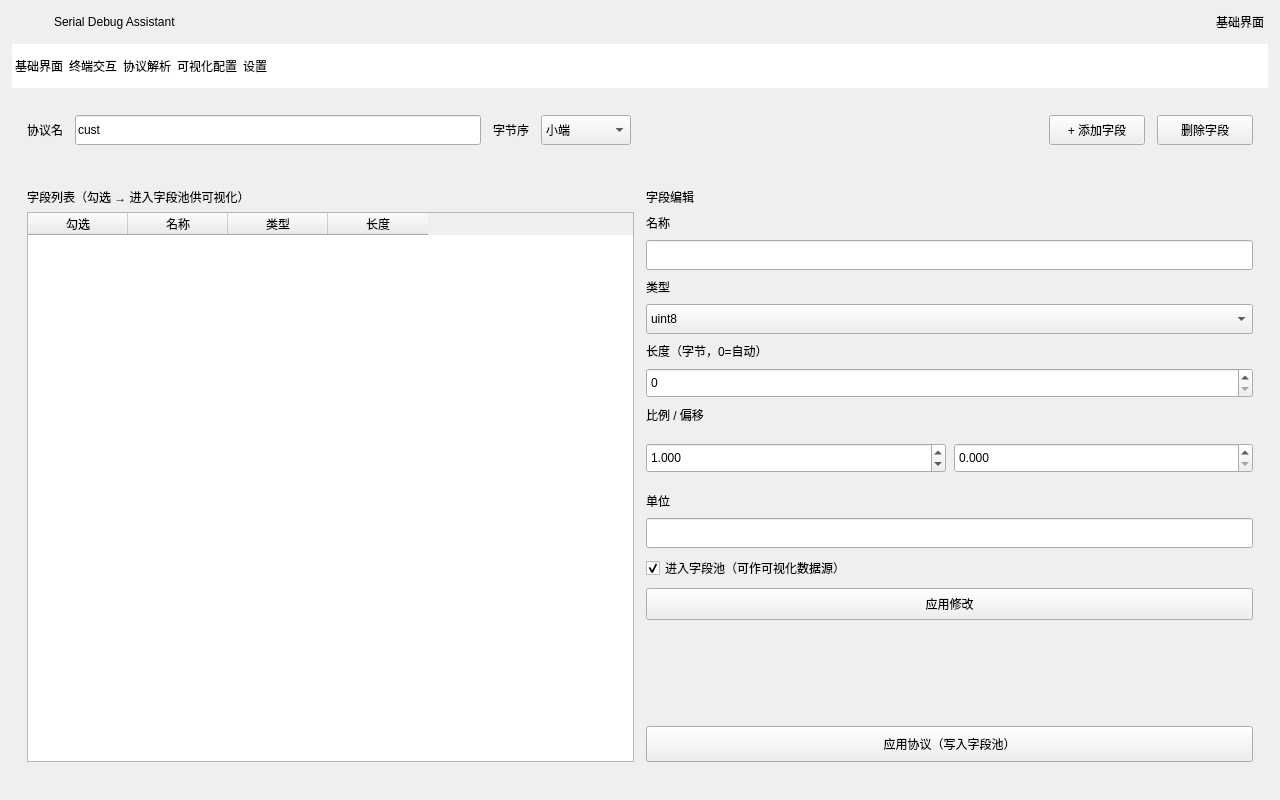
Above: uart_interface.ui from ZefengWang/qtSerial before the change. Below: the same form after it.
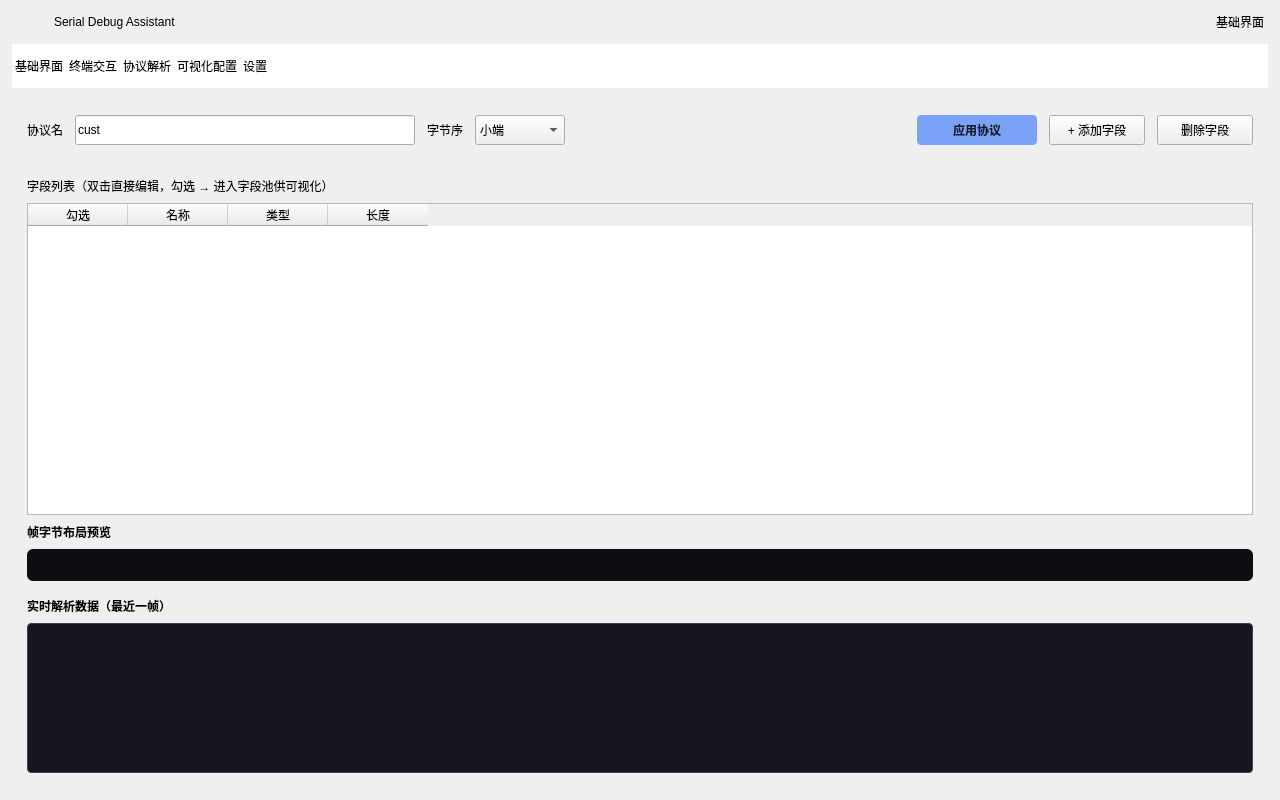
That is the form after the change. The open tabs and pages were chosen to show the change. Icons and pictures are not drawn.

Commit message:
feat: 协议解析页重构+串口UI联动+service层接入
- 移除 system 主题选项，只保留 dark/light，默认 dark
- 协议解析页：移除右侧编辑面板，表格直接可编辑（双击）
- 帧布局预览移至字段列表下方，修复垂直留白问题
- 新增实时解析数据显示（frameReceived 信号接入）
- 串口信号槽全连通：打开/关闭/发送/接收/RX速率/TX计数/连接状态
- 外部断开检测：connectionChanged 信号同步 UI 状态
- 波特率变更实时同步 worker_->config()
- ViewManager 服务层接入：视图类型互斥切换、绑定管理、协议变更校验
- 协议应用后自动校验已有视图绑定字段是否失效

The edit to the form file:
```diff
--- a/uart_interface.ui
+++ b/uart_interface.ui
@@ -1485,6 +1485,22 @@
                 </property>
                </spacer>
               </item>
+              <item>
+               <widget class="QPushButton" name="applySchemaButton">
+                <property name="minimumSize">
+                 <size>
+                  <width>120</width>
+                  <height>30</height>
+                 </size>
+                </property>
+                <property name="styleSheet">
+                 <string notr="true">background-color: #7aa2f7; color: #1a1b26; font-weight: 600; border: none; border-radius: 4px;</string>
+                </property>
+                <property name="text">
+                 <string>应用协议</string>
+                </property>
+               </widget>
+              </item>
               <item>
                <widget class="QPushButton" name="addFieldButton">
                 <property name="minimumSize">
@@ -1514,327 +1530,170 @@
              </layout>
             </widget>
            </item>
-           <item>
+           
+<item>
             <widget class="QWidget" name="protoContentWidget">
-             <layout class="QHBoxLayout" name="protoContentLayout">
+             <layout class="QVBoxLayout" name="protoContentLayout">
               <property name="spacing">
-               <number>12</number>
+               <number>8</number>
               </property>
               <item>
-               <widget class="QWidget" name="protoListWidget">
+               <widget class="QLabel" name="protoFieldsLabel">
+                <property name="text">
+                 <string>字段列表（双击直接编辑，勾选 → 进入字段池供可视化）</string>
+                </property>
+               </widget>
+              </item>
+              <item>
+               <widget class="QTableWidget" name="protoTable">
                 <property name="sizePolicy">
                  <sizepolicy hsizetype="Expanding" vsizetype="Expanding">
-                  <horstretch>1</horstretch>
-                  <verstretch>0</verstretch>
+                  <horstretch>0</horstretch>
+                  <verstretch>2</verstretch>
                  </sizepolicy>
                 </property>
-                <layout class="QVBoxLayout" name="protoListLayout">
-                 <property name="spacing">
-                  <number>6</number>
+                <property name="selectionBehavior">
+                 <enum>QAbstractItemView::SelectRows</enum>
+                </property>
+                <property name="editTriggers">
+                 <set>QAbstractItemView::DoubleClicked|QAbstractItemView::EditKeyPressed|QAbstractItemView::AnyKeyPressed</set>
+                </property>
+                <column>
+                 <property name="text">
+                  <string>勾选</string>
                  </property>
+                </column>
+                <column>
+                 <property name="text">
+                  <string>名称</string>
+                 </property>
+                </column>
+                <column>
+                 <property name="text">
+                  <string>类型</string>
+                 </property>
+                </column>
+                <column>
+                 <property name="text">
+                  <string>长度</string>
+                 </property>
+                </column>
+               </widget>
+              </item>
+              <item>
+               <widget class="QLabel" name="framePreviewTitle">
+                <property name="text">
+                 <string>帧字节布局预览</string>
+                </property>
+                <property name="font">
+                 <font>
+                  <pointsize>9</pointsize>
+                  <bold>true</bold>
+                 </font>
+                </property>
+               </widget>
+              </item>
+              <item>
+               <widget class="QWidget" name="framePreviewBar" native="true">
+                <property name="minimumSize">
+                 <size>
+                  <width>0</width>
+                  <height>32</height>
+                 </size>
+                </property>
+                <property name="maximumSize">
+                 <size>
+                  <width>16777215</width>
+                  <height>40</height>
+                 </size>
+                </property>
+                <property name="styleSheet">
+                 <string notr="true">background: #0d0d14; border: 1px solid rgba(255,255,255,.15); border-radius: 6px;</string>
+                </property>
+                <layout class="QHBoxLayout" name="framePreviewBarLayout">
                  <property name="leftMargin">
-                  <number>0</number>
+                  <number>2</number>
                  </property>
+                 <property name="topMargin">
+                  <number>2</number>
+                 </property>
                  <property name="rightMargin">
-                  <number>0</number>
+                  <number>2</number>
                  </property>
-                 <item>
-                  <widget class="QLabel" name="protoFieldsLabel">
-                   <property name="text">
-                    <string>字段列表（勾选 → 进入字段池供可视化）</string>
-                   </property>
-                  </widget>
-                 </item>
-                 <item>
-                  <widget class="QTableWidget" name="protoTable">
-                   <property name="sizePolicy">
-                    <sizepolicy hsizetype="Expanding" vsizetype="Expanding">
-                     <horstretch>0</horstretch>
-                     <verstretch>0</verstretch>
-                    </sizepolicy>
-                   </property>
-                   <property name="selectionBehavior">
-                    <enum>QAbstractItemView::SelectRows</enum>
-                   </property>
-                   <column>
-                    <property name="text">
-                     <string>勾选</string>
-                    </property>
-                   </column>
-                   <column>
-                    <property name="text">
-                     <string>名称</string>
-                    </property>
-                   </column>
-                   <column>
-                    <property name="text">
-                     <string>类型</string>
-                    </property>
-                   </column>
-                   <column>
-                    <property name="text">
-                     <string>长度</string>
-                    </property>
-                   </column>
-                  </widget>
-                 </item>
+                 <property name="bottomMargin">
+                  <number>2</number>
+                 </property>
                 </layout>
                </widget>
               </item>
               <item>
-               <widget class="QWidget" name="protoEditWidget">
-                <property name="sizePolicy">
-                 <sizepolicy hsizetype="Expanding" vsizetype="Expanding">
-                  <horstretch>1</horstretch>
-                  <verstretch>0</verstretch>
-                 </sizepolicy>
+               <widget class="QWidget" name="framePreviewLegend" native="true">
+                <property name="maximumSize">
+                 <size>
+                  <width>16777215</width>
+                  <height>24</height>
+                 </size>
                 </property>
-                <layout class="QVBoxLayout" name="protoEditLayout">
-                 <property name="spacing">
-                  <number>8</number>
-                 </property>
+                <property name="styleSheet">
+                 <string notr="true">background: transparent;</string>
+                </property>
+                <layout class="QHBoxLayout" name="framePreviewLegendLayout">
                  <property name="leftMargin">
                   <number>0</number>
                  </property>
+                 <property name="topMargin">
+                  <number>0</number>
+                 </property>
                  <property name="rightMargin">
                   <number>0</number>
                  </property>
-                 <item>
-                  <widget class="QLabel" name="fieldEditLabel">
-                   <property name="text">
-                    <string>字段编辑</string>
-                   </property>
-                  </widget>
-                 </item>
-                 <item>
-                  <widget class="QLabel" name="fieldNameLabel">
-                   <property name="text">
-                    <string>名称</string>
-                   </property>
-                  </widget>
-                 </item>
-                 <item>
-                  <widget class="QLineEdit" name="fieldNameEdit">
-                   <property name="minimumSize">
-                    <size>
-                     <width>0</width>
-                     <height>30</height>
-                    </size>
-                   </property>
-                  </widget>
-                 </item>
-                 <item>
-                  <widget class="QLabel" name="fieldTypeLabel">
-                   <property name="text">
-                    <string>类型</string>
-                   </property>
-                  </widget>
-                 </item>
-                 <item>
-                  <widget class="QComboBox" name="fieldTypeCombo">
-                   <property name="minimumSize">
-                    <size>
-                     <width>0</width>
-                     <height>30</height>
-                    </size>
-                   </property>
-                   <item>
-                    <property name="text">
-                     <string>uint8</string>
-                    </property>
-                   </item>
-                   <item>
-                    <property name="text">
-                     <string>uint16</string>
-                    </property>
-                   </item>
-                   <item>
-                    <property name="text">
-                     <string>uint32</string>
-                    </property>
-                   </item>
-                   <item>
-                    <property name="text">
-                     <string>int8</string>
-                    </property>
-                   </item>
-                   <item>
-                    <property name="text">
-                     <string>int16</string>
-                    </property>
-                   </item>
-                   <item>
-                    <property name="text">
-                     <string>int32</string>
-                    </property>
-                   </item>
-                   <item>
-                    <property name="text">
-                     <string>float</string>
-                    </property>
-                   </item>
-                   <item>
-                    <property name="text">
-                     <string>double</string>
-                    </property>
-                   </item>
-                   <item>
-                    <property name="text">
-                     <string>bool</string>
-                    </property>
-                   </item>
-                   <item>
-                    <property name="text">
-                     <string>padding</string>
-                    </property>
-                   </item>
-                  </widget>
-                 </item>
-                 <item>
-                  <widget class="QLabel" name="fieldLengthLabel">
-                   <property name="text">
-                    <string>长度（字节，0=自动）</string>
-                   </property>
-                  </widget>
-                 </item>
-                 <item>
-                  <widget class="QSpinBox" name="fieldLengthSpin">
-                   <property name="minimumSize">
-                    <size>
-                     <width>0</width>
-                     <height>30</height>
-                    </size>
-                   </property>
-                   <property name="maximum">
-                    <number>64</number>
-                   </property>
-                  </widget>
-                 </item>
-                 <item>
-                  <widget class="QLabel" name="fieldScaleLabel">
-                   <property name="text">
-                    <string>比例 / 偏移</string>
-                   </property>
-                  </widget>
-                 </item>
-                 <item>
-                  <widget class="QWidget" name="fieldScaleWidget">
-                   <layout class="QHBoxLayout" name="fieldScaleLayout">
-                    <property name="spacing">
-                     <number>8</number>
-                    </property>
-                    <property name="leftMargin">
-                     <number>0</number>
-                    </property>
-                    <property name="rightMargin">
-                     <number>0</number>
-                    </property>
-                    <item>
-                     <widget class="QDoubleSpinBox" name="fieldScaleSpin">
-                      <property name="minimumSize">
-                       <size>
-                        <width>0</width>
-                        <height>30</height>
-                       </size>
-                      </property>
-                      <property name="decimals">
-                       <number>3</number>
-                      </property>
-                      <property name="value">
-                       <double>1.000000000000000</double>
-                      </property>
-                     </widget>
-                    </item>
-                    <item>
-                     <widget class="QDoubleSpinBox" name="fieldOffsetSpin">
-                      <property name="minimumSize">
-                       <size>
-                        <width>0</width>
-                        <height>30</height>
-                       </size>
-                      </property>
-                      <property name="decimals">
-                       <number>3</number>
-                      </property>
-                     </widget>
-                    </item>
-                   </layout>
-                  </widget>
-                 </item>
-                 <item>
-                  <widget class="QLabel" name="fieldUnitLabel">
-                   <property name="text">
-                    <string>单位</string>
-                   </property>
-                  </widget>
-                 </item>
-                 <item>
-                  <widget class="QLineEdit" name="fieldUnitEdit">
-                   <property name="minimumSize">
-                    <size>
-                     <width>0</width>
-                     <height>30</height>
-                    </size>
-                   </property>
-                  </widget>
-                 </item>
-                 <item>
-                  <widget class="QCheckBox" name="fieldPoolCheck">
-                   <property name="checked">
-                    <bool>true</bool>
-                   </property>
-                   <property name="text">
-                    <string>进入字段池（可作可视化数据源）</string>
-                   </property>
-                  </widget>
-                 </item>
-                 <item>
-                  <widget class="QPushButton" name="applyFieldButton">
-                   <property name="minimumSize">
-                    <size>
-                     <width>0</width>
-                     <height>32</height>
-                    </size>
-                   </property>
-                   <property name="text">
-                    <string>应用修改</string>
-                   </property>
-                  </widget>
-                 </item>
-                 <item>
-                  <spacer name="protoEditSpacer">
-                   <property name="orientation">
-                    <enum>Qt::Vertical</enum>
-                   </property>
-                   <property name="sizeHint" stdset="0">
-                    <size>
-                     <width>20</width>
-                     <height>20</height>
-                    </size>
-                   </property>
-                  </spacer>
-                 </item>
-                 <item>
-                  <widget class="QPushButton" name="applySchemaButton">
-                   <property name="minimumSize">
-                    <size>
-                     <width>0</width>
-                     <height>36</height>
-                    </size>
-                   </property>
-                   <property name="text">
-                    <string>应用协议（写入字段池）</string>
-                   </property>
-                  </widget>
-                 </item>
+                 <property name="bottomMargin">
+                  <number>0</number>
+                 </property>
                 </layout>
                </widget>
               </item>
+              <item>
+               <widget class="QLabel" name="parsedDataTitle">
+                <property name="text">
+                 <string>实时解析数据（最近一帧）</string>
+                </property>
+                <property name="font">
+                 <font>
+                  <pointsize>9</pointsize>
+                  <bold>true</bold>
+                 </font>
+                </property>
+               </widget>
+              </item>
+              <item>
+               <widget class="QTextEdit" name="parsedDataView">
+                <property name="sizePolicy">
+                 <sizepolicy hsizetype="Expanding" vsizetype="Expanding">
+                  <horstretch>0</horstretch>
+                  <verstretch>1</verstretch>
+                 </sizepolicy>
+                </property>
+                <property name="maximumSize">
+                 <size>
+                  <width>16777215</width>
+                  <height>150</height>
+                 </size>
+                </property>
+                <property name="readOnly">
+                 <bool>true</bool>
+                </property>
+                <property name="styleSheet">
+                 <string notr="true">background: #16161e; color: #c0caf5; font-family: 'JetBrains Mono', 'Consolas', monospace; font-size: 11px; border: 1px solid #3a3f5a; border-radius: 4px;</string>
+                </property>
+               </widget>
+              </item>
              </layout>
             </widget>
            </item>
           </layout>
          </widget>
+          
          <widget class="QWidget" name="pageVisualization">
           <layout class="QVBoxLayout" name="pageVizLayout">
            <property name="spacing">
```
The commit also changes 3 other files.
